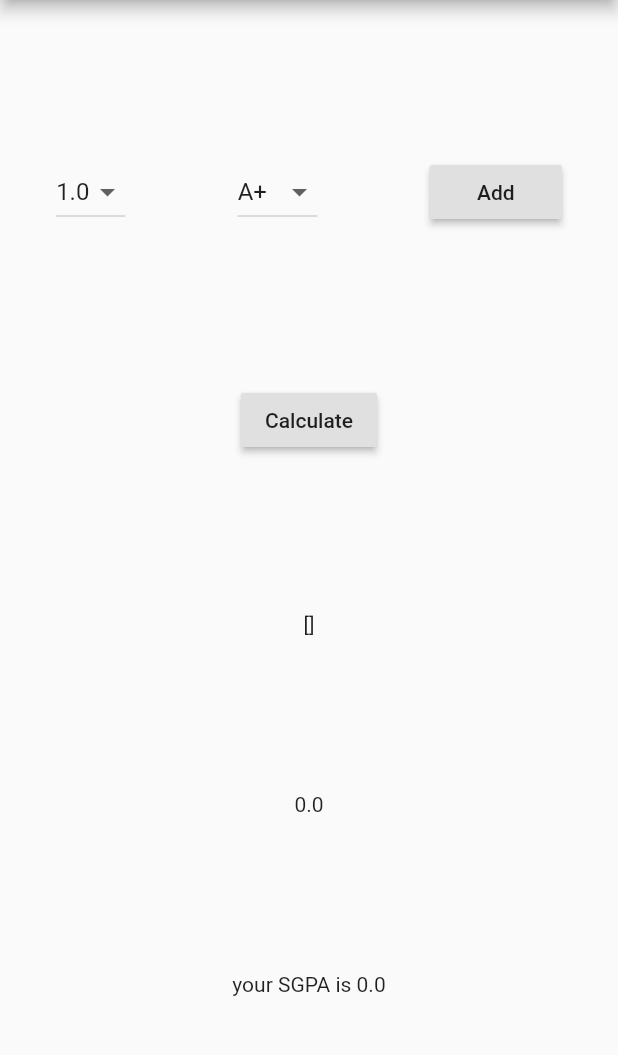
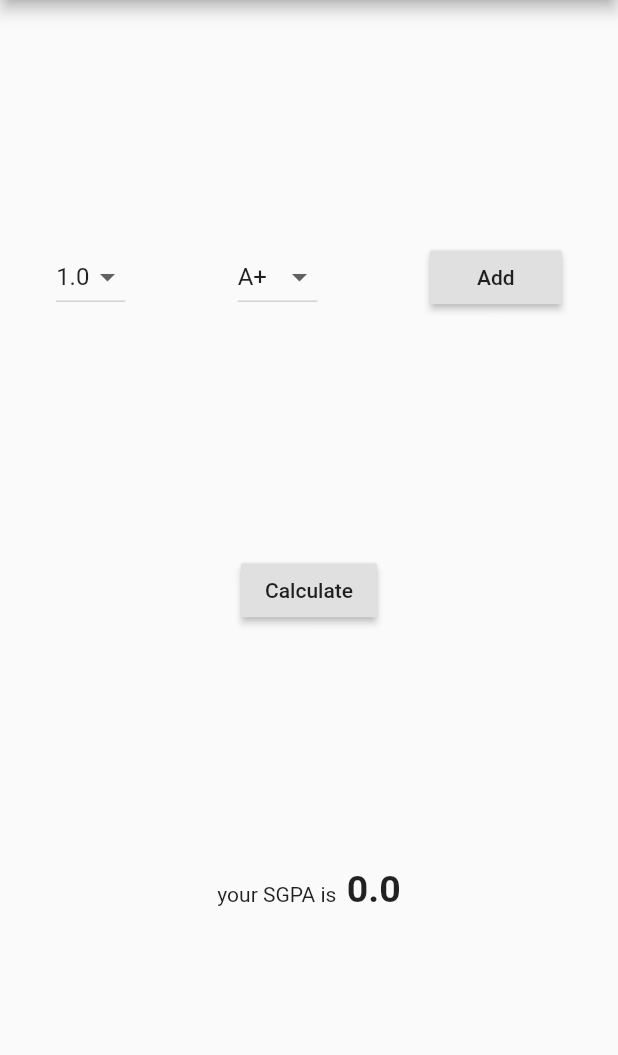
Before and after one commit to chamikaCN/GPAcal, a Flutter app: the screen it shows after launch, on a phone screen of 412 x 824 dp, the part 84-1139 px from its top. Run offline on Flutter 3.47's test engine with Material 2 defaults, Android fonts, the phone set to English and light mode, and no system bars.

Commit message:
sgpa display change

```diff
--- a/gpacal_flutter_app/lib/sgpa_calculator.dart
+++ b/gpacal_flutter_app/lib/sgpa_calculator.dart
@@ -38,9 +38,11 @@ class _SGPACalculatorState extends State<SGPACalculator> {
           },
           child: Text('Calculate'),
         ),
-        Text(widget.total.toString()),
-        Text(totCred.toString()),
-        Text('your SGPA is ' + sgpa.toString()),
+        Text.rich(TextSpan(text: 'your SGPA is  ', children: <TextSpan>[
+          TextSpan(
+              text: '$sgpa',
+              style: TextStyle(fontWeight: FontWeight.bold, fontSize: 25.0))
+        ])),
       ],
     );
   }
```
